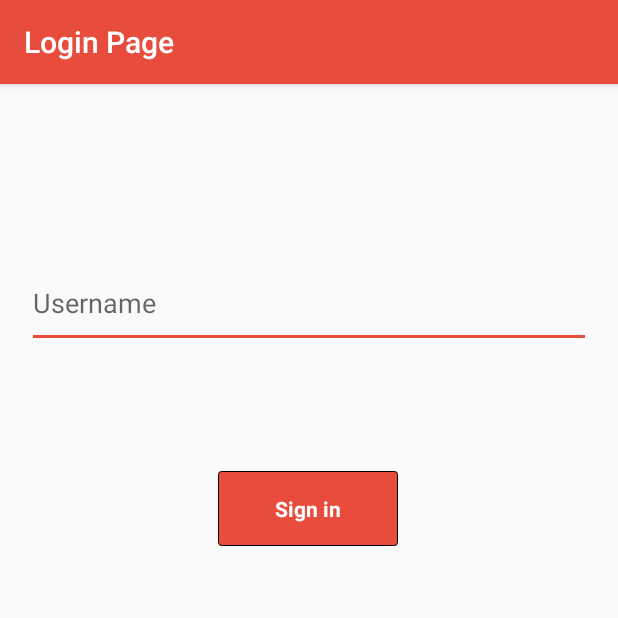
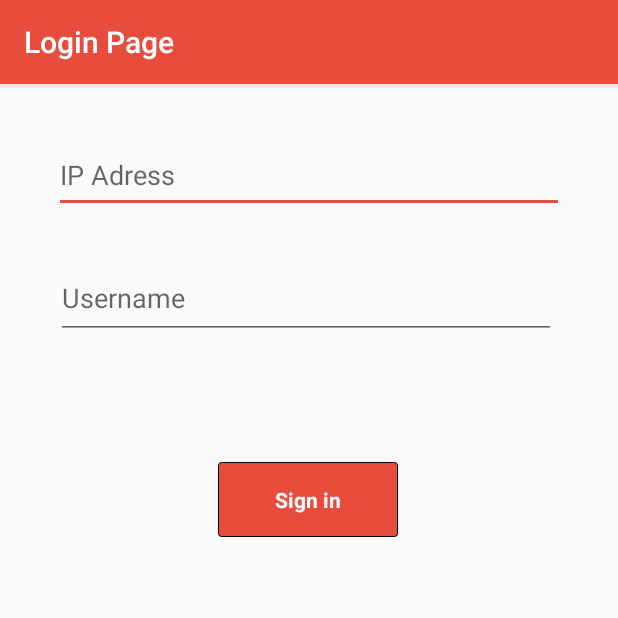
Before and after one commit to Pjiwm/circle-android, an Android app: the LoginActivity screen opened directly, with no data from a screen before it, after a tap on "Sign in", on a phone screen of 412 x 824 dp, the top half of it. Run offline under Robolectric (Android 15) with nearby library versions, the phone set to English and light mode, and no system bars; our stand-ins replace Volley; network calls fail; 2 statements that could not run were skipped.

Commit message:
Hopefully final update :(
:))))))))))))))))))))))))))))))))))))))))))))))))))))))))))))))))))))))))))))))))))))))))))))))))))))))))))))))))))))))))))))))))))))))))))))))))))))))))))))))))))))))))))))))))))))))))))))))))))))))))))))))))))))))))))))))))))))))))))))

```diff
--- a/app/src/main/java/com/pedro/rtpstreamer/LoginActivity.java
+++ b/app/src/main/java/com/pedro/rtpstreamer/LoginActivity.java
@@ -30,6 +30,7 @@ public class LoginActivity extends AppCompatActivity {
 
     AuthData authData = new AuthData();
     private EditText mUsernameTextView;
+    private EditText mLoginURL;
     private Button mLoginButton;
     private RequestQueue queue;
     private Base64 b64;
@@ -41,6 +42,7 @@ public class LoginActivity extends AppCompatActivity {
 
         mUsernameTextView = findViewById(R.id.username);
         mLoginButton = findViewById(R.id.login);
+        mLoginURL = findViewById(R.id.login_url);
         queue = Volley.newRequestQueue(this);
 
         mLoginButton.setOnClickListener(new View.OnClickListener() {
@@ -48,11 +50,18 @@ public class LoginActivity extends AppCompatActivity {
             private AuthClass user;
             @Override
             public void onClick(View view) {
+                //Check IP Adress
+                String url = mLoginURL.getText().toString();
+                if (url.isEmpty() || url.equals("")){
+                    Toast.makeText(LoginActivity.this, "Ip Adress is required", Toast.LENGTH_SHORT).show();
+                } else {
+                    url = "http://" + mLoginURL.getText().toString() + ":3000/api/auth/login/java";
+                }
+
                 for (int i = 0; i < accounts.length; i++) {
                     String username = this.accounts[i].getUsername();
 
-                    // Setup json object and url for departure
-                    String url = "http://10.0.2.2:3000/api/auth/login/java";
+                    // Setup json object for departure
                     JSONObject jsonBody = new JSONObject();
 
                     if(mUsernameTextView.getText().toString().equals(username)){
@@ -76,6 +85,7 @@ public class LoginActivity extends AppCompatActivity {
                                                 Toast.LENGTH_SHORT).show();
                                         Intent intent = new Intent(LoginActivity.this, MainActivity.class);
                                         intent.putExtra("currentUsername", user.getUsername());
+                                        intent.putExtra("ipUrl", mLoginURL.getText().toString());
                                         startActivity(intent);
                                     }
                                 }, new Response.ErrorListener() {
--- a/app/src/main/res/layout/activity_logintp.xml
+++ b/app/src/main/res/layout/activity_logintp.xml
@@ -12,9 +12,25 @@
     tools:context="LoginActivity">
 
     <EditText
+        android:id="@+id/login_url"
+        android:layout_width="match_parent"
+        android:layout_height="wrap_content"
+        android:layout_margin="20dp"
+        android:layout_marginBottom="32dp"
+        android:gravity="left"
+        android:hint="@string/ip_input"
+        android:inputType="textUri"
+        android:minHeight="48dp"
+        android:textColor="@color/appColor"
+        app:layout_constraintBottom_toTopOf="@+id/username"
+        app:layout_constraintTop_toTopOf="parent"
+        app:layout_constraintVertical_bias="0.168"
+        tools:layout_editor_absoluteX="25dp" />
+
+    <EditText
         android:id="@+id/username"
-        android:layout_width="376dp"
-        android:layout_height="60dp"
+        android:layout_width="333dp"
+        android:layout_height="54dp"
         android:layout_marginTop="100dp"
         android:hint="@string/username"
         android:inputType="textEmailAddress"
--- a/app/src/main/res/values/strings.xml
+++ b/app/src/main/res/values/strings.xml
@@ -18,6 +18,7 @@
     <string name="service_rtp">Service RTP</string>
     <string name="cube_test_rtmp">Cube test RTMP</string>
     <string name="rotation_rtmp">Rotation RTMP</string>
+    <string name="ip_input">IP Adress</string>
 
     <string name="tv_select">Select your streamer</string>
     <string name="hint_rtsp">rtsp://yourendpoint</string>
```
Also changed, not shown: app/src/main/java/com/pedro/rtpstreamer/MainActivity.java (+18 -8 lines), app/src/main/res/layout/activity_custom.xml (+0 -15 lines).
